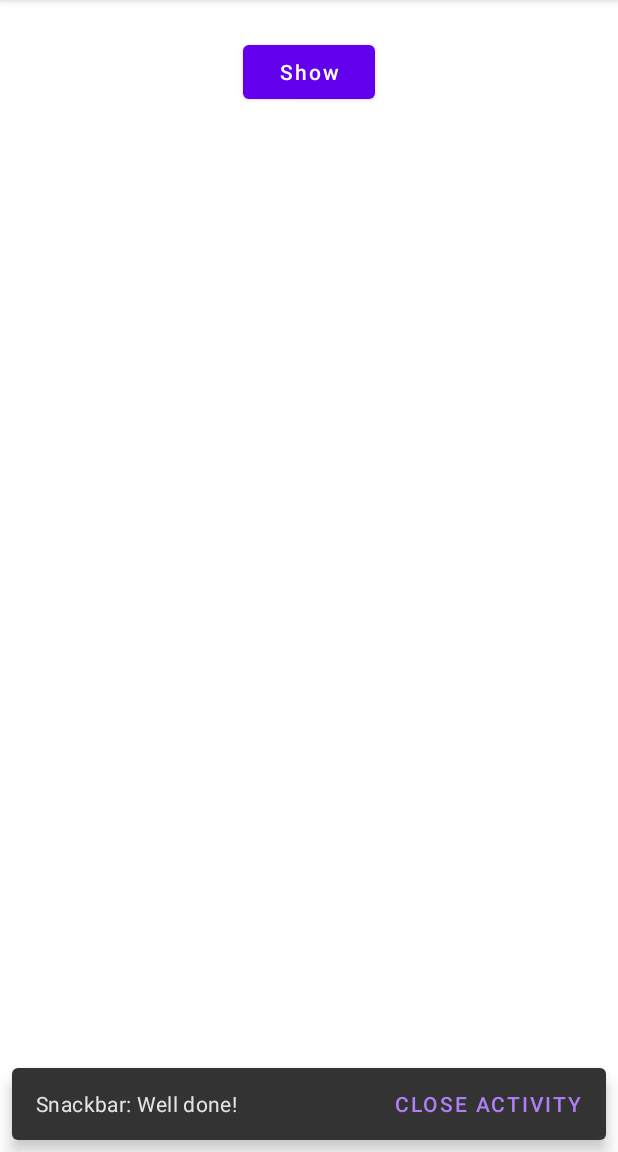
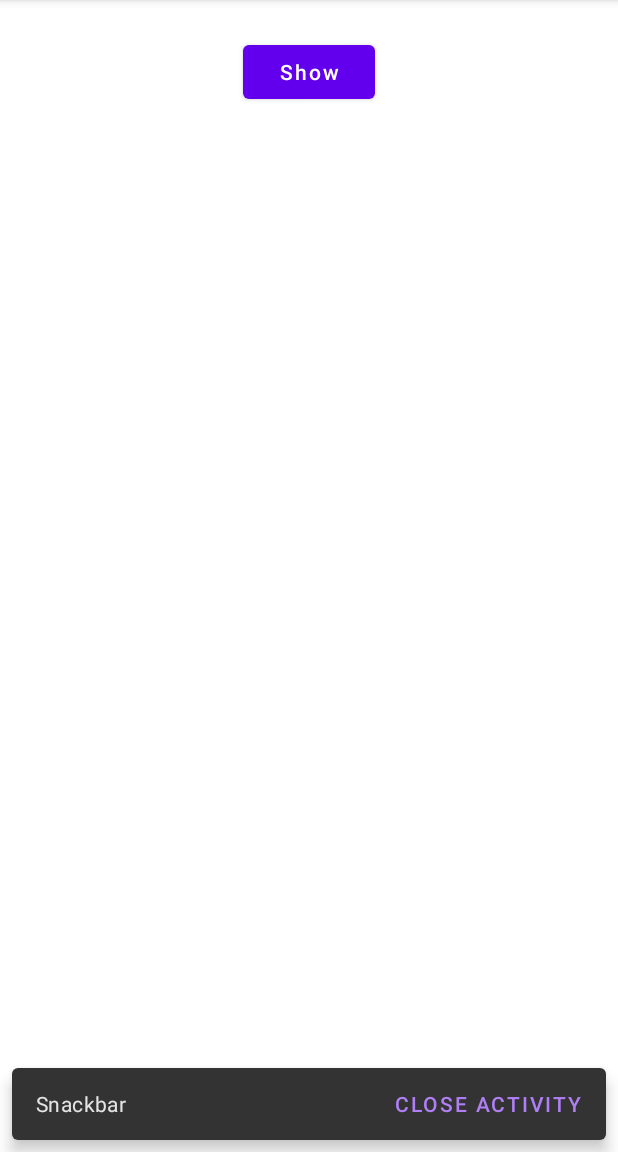
Before and after one commit to aminsoheyli/Android-Tutorial, an Android app: the TutorialActivity screen opened directly, with no data from a screen before it, after a tap on "Show", on a phone screen of 412 x 824 dp, the part 84-1236 px from its top. Run offline under Robolectric (Android 15) with nearby library versions, the phone set to English and light mode, and no system bars.

Commit message:
Fix toast after closing tutorial activity with snackbar action

```diff
--- a/app/src/main/java/com/aminsoheyli/mvvmbasics/ui/TutorialActivity.kt
+++ b/app/src/main/java/com/aminsoheyli/mvvmbasics/ui/TutorialActivity.kt
@@ -19,13 +19,14 @@ class TutorialActivity : AppCompatActivity() {
             val showLayoutView = layoutInflater.inflate(R.layout.show_layout, null)
             val editText = showLayoutView.findViewById<EditText>(R.id.editTextTextPersonName)
             editText.setText("Welcome")
-            val toast = Toast.makeText(applicationContext, "Toast: Well done!", Toast.LENGTH_LONG)
-            toast.setGravity(Gravity.CENTER_VERTICAL, 0, 0)
-            toast.show()
 
-            Snackbar.make(it, "Snackbar: Well done!", Snackbar.LENGTH_LONG)
+            Snackbar.make(it, "Snackbar", Snackbar.LENGTH_LONG)
                 .setAction("Close Activity") {
                     finish()
+                    val toast =
+                        Toast.makeText(applicationContext, "Toast - Well done!", Toast.LENGTH_LONG)
+                    toast.setGravity(Gravity.CENTER_VERTICAL, 0, 0)
+                    toast.show()
                 }.show()
         }
     }
```
